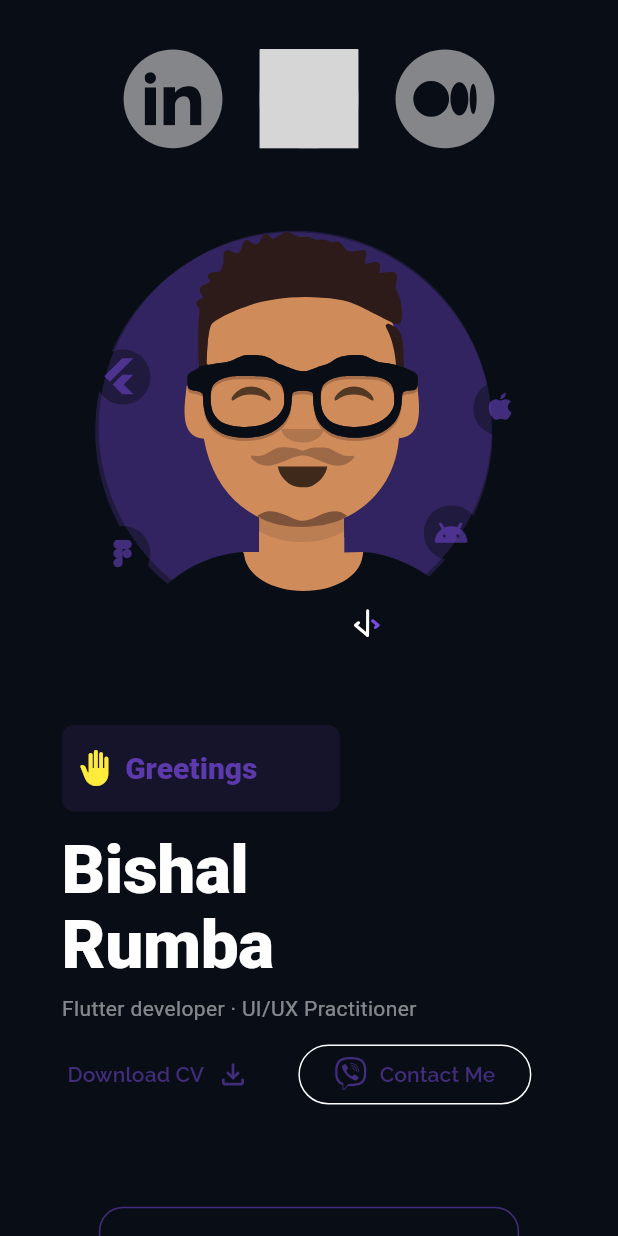
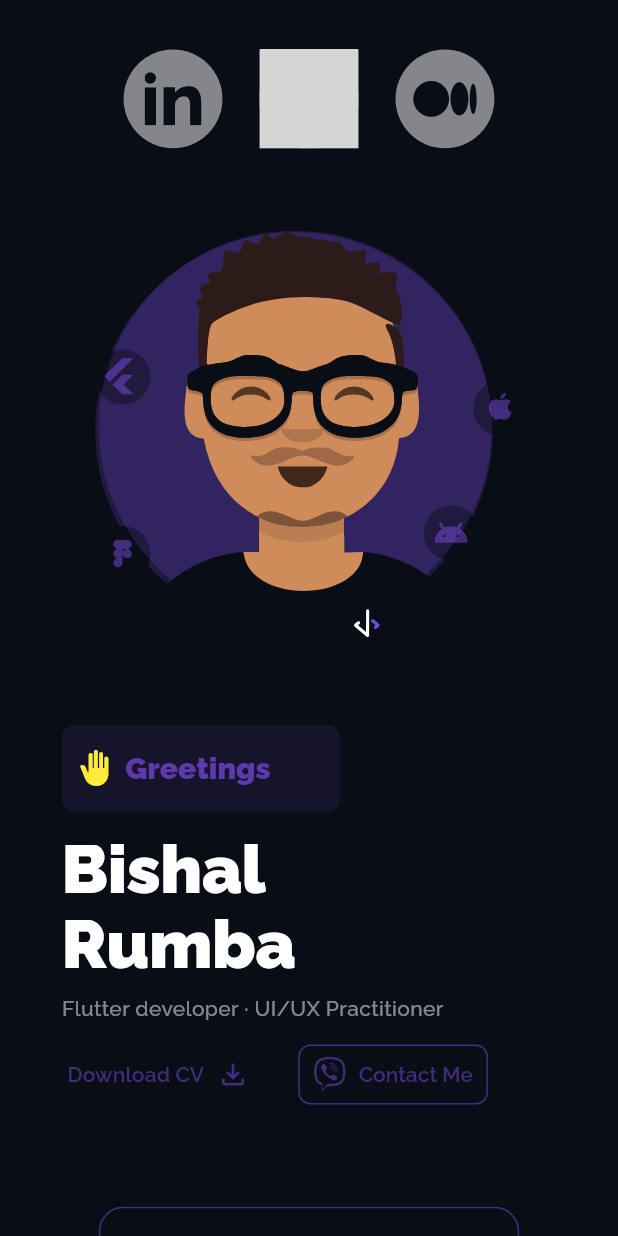
Before and after one commit to bishal-rumba007/portfolio-web, a Flutter app: the screen it shows after launch, on a phone screen of 412 x 824 dp. Run offline on Flutter 3.47's test engine with Material 2 defaults, Android fonts, the light colour scheme and no system bars; our stand-ins replace flutter_svg, font_awesome_flutter, google_fonts; grey boxes are pictures that could not be loaded.

Commit message:
add dark theme data

```diff
--- a/lib/src/themes/theme.dart
+++ b/lib/src/themes/theme.dart
@@ -1,4 +1,5 @@
 import 'package:flutter/material.dart';
+import 'package:google_fonts/google_fonts.dart';
 import 'package:portfolio_web_app/src/themes/color.dart';
 
 class AppTheme {
@@ -20,5 +21,124 @@ class AppTheme {
       primary: AppColor.purpleColor,
       secondary: AppColor.roseColor,
     ),
+    textTheme: TextTheme(
+      displayLarge: GoogleFonts.raleway(
+        fontSize: 45,
+        fontWeight: FontWeight.w900,
+        color: Colors.white,
+      ),
+      displayMedium: GoogleFonts.raleway(
+        fontSize: 57,
+        fontWeight: FontWeight.w400,
+        color: Colors.white,
+      ),
+      displaySmall: GoogleFonts.raleway(
+        fontSize: 36,
+        fontWeight: FontWeight.w400,
+        color: Colors.white,
+      ),
+      headlineLarge: GoogleFonts.raleway(
+        fontSize: 32,
+        fontWeight: FontWeight.w400,
+        color: Colors.white,
+      ),
+      headlineMedium: GoogleFonts.raleway(
+        fontSize: 28,
+        fontWeight: FontWeight.w400,
+        color: Colors.white,
+      ),
+      headlineSmall: GoogleFonts.raleway(
+        fontSize: 24,
+        fontWeight: FontWeight.bold,
+        color: Colors.white,
+      ),
+      titleLarge: GoogleFonts.raleway(
+        fontSize: 20,
+        fontWeight: FontWeight.bold,
+        color: Colors.white,
+      ),
+      titleMedium: GoogleFonts.raleway(
+        fontSize: 16,
+        fontWeight: FontWeight.w500,
+        color: Colors.white,
+      ),
+      titleSmall: GoogleFonts.raleway(
+        fontSize: 14,
+        fontWeight: FontWeight.w500,
+        color: Colors.white,
+      ),
+      bodyLarge: GoogleFonts.raleway(
+        fontSize: 16,
+        fontWeight: FontWeight.w600,
+        color: Colors.white,
+      ),
+      bodyMedium:GoogleFonts.raleway(
+        fontSize: 14,
+        fontWeight: FontWeight.w500,
+        color: Colors.white,
+      ),
+      bodySmall:  GoogleFonts.raleway(
+        fontSize: 12,
+        fontWeight: FontWeight.w400,
+        color: Colors.white,
+      ),
+      labelLarge: GoogleFonts.raleway(
+        fontSize: 14,
+        fontWeight: FontWeight.w600,
+        color: Colors.white,
+      ),
+      labelMedium: GoogleFonts.raleway(
+        fontSize: 14,
+        fontWeight: FontWeight.w500,
+        color: Colors.white,
+      ),
+      labelSmall: GoogleFonts.raleway(
+        fontSize: 11,
+        fontWeight: FontWeight.w500,
+        color: Colors.white,
+      ),
+    ),
+    outlinedButtonTheme: OutlinedButtonThemeData(
+      style: ButtonStyle(
+        backgroundColor: MaterialStateProperty.resolveWith<Color>(
+              (Set<MaterialState> states) {
+            if (states.contains(MaterialState.disabled)) {
+              return AppColor.darkColor.withOpacity(0.3);
+            }
+            return Colors.transparent; // Customize the button color
+          },
+        ),
+        textStyle: MaterialStateProperty.all<TextStyle>(
+          GoogleFonts.raleway(
+            fontWeight: FontWeight.w600,
+            fontSize: 14,
+            color: AppColor.purpleColor.withOpacity(0.5),
+          ),
+        ),
+        padding: MaterialStateProperty.all<EdgeInsetsGeometry>(
+          const EdgeInsets.symmetric(horizontal: 10.0, vertical: 8.0),
+        ),
+        foregroundColor: MaterialStateProperty.resolveWith<Color>(
+              (Set<MaterialState> states) {
+            if (states.contains(MaterialState.disabled)) {
+              return Colors.grey;
+            }
+            return Colors.white; // Customize the button text color
+          },
+        ),
+        side: MaterialStateProperty.all<BorderSide>(
+          BorderSide(
+            color: AppColor.purpleColor.withOpacity(0.5),
+            width: 1,
+          ),
+        ),
+        shape: MaterialStateProperty.all<RoundedRectangleBorder>(
+          RoundedRectangleBorder(
+            borderRadius: BorderRadius.circular(8.0), // Adjust the borderRadius value as needed
+          ),
+        ),
+      ),
+    ),
+
   );
 }
```
